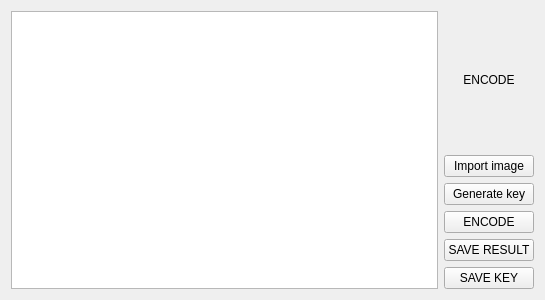
Before: the Qt Designer form milestone1/app/encode_widget.ui in yuliahn/PRG_Praktikum, drawn with Qt 5.
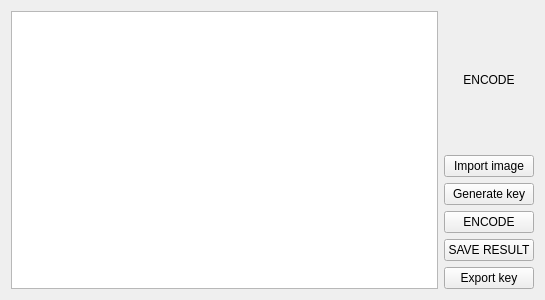
After: the same form once the commit is applied.

```diff
--- a/milestone1/app/encode_widget.ui
+++ b/milestone1/app/encode_widget.ui
@@ -62,7 +62,7 @@
        <item>
         <widget class="QPushButton" name="export_key">
          <property name="text">
-          <string>SAVE KEY</string>
+          <string>Export key</string>
          </property>
         </widget>
        </item>
```
